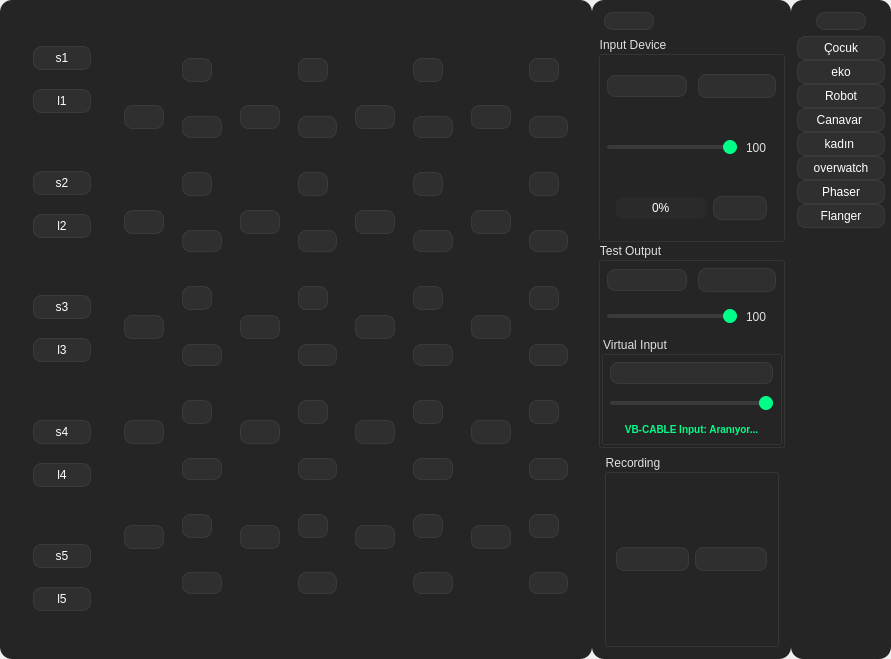
The window that src/mainwindow.ui (akifs52/Voice-Changer) describes before a commit, drawn with Qt 5.
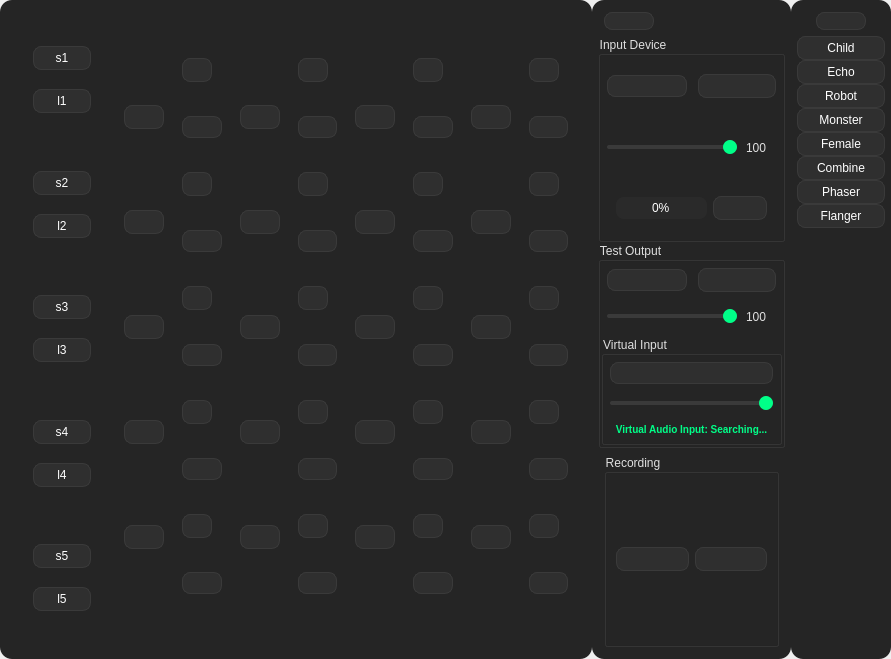
The same window after the commit. Icons and pictures are not drawn.

Patch:
```diff
--- a/src/mainwindow.ui
+++ b/src/mainwindow.ui
@@ -2206,7 +2206,7 @@
                 <string notr="true">color: #00ff88; font-weight: bold; font-size: 10px;</string>
                </property>
                <property name="text">
-                <string>VB-CABLE Input: Aranıyor...</string>
+                <string>Virtual Audio Input: Searching...</string>
                </property>
                <property name="alignment">
                 <set>Qt::AlignmentFlag::AlignCenter</set>
@@ -2372,7 +2372,7 @@
        <item>
         <widget class="QPushButton" name="bananaButton">
          <property name="text">
-          <string>Çocuk</string>
+          <string>Child</string>
          </property>
          <property name="icon">
           <iconset resource="Soundpack.qrc">
@@ -2392,7 +2392,7 @@
        <item>
         <widget class="QPushButton" name="ekoButton">
          <property name="text">
-          <string>eko</string>
+          <string>Echo</string>
          </property>
          <property name="icon">
           <iconset resource="Soundpack.qrc">
@@ -2432,7 +2432,7 @@
        <item>
         <widget class="QPushButton" name="devilButton">
          <property name="text">
-          <string>Canavar </string>
+          <string>Monster</string>
          </property>
          <property name="icon">
           <iconset resource="Soundpack.qrc">
@@ -2452,7 +2452,7 @@
        <item>
         <widget class="QPushButton" name="femaleButton">
          <property name="text">
-          <string>kadın </string>
+          <string>Female</string>
          </property>
          <property name="icon">
           <iconset resource="Soundpack.qrc">
@@ -2472,7 +2472,7 @@
        <item>
         <widget class="QPushButton" name="combineButton">
          <property name="text">
-          <string>overwatch</string>
+          <string>Combine</string>
          </property>
          <property name="icon">
           <iconset resource="Soundpack.qrc">
```
